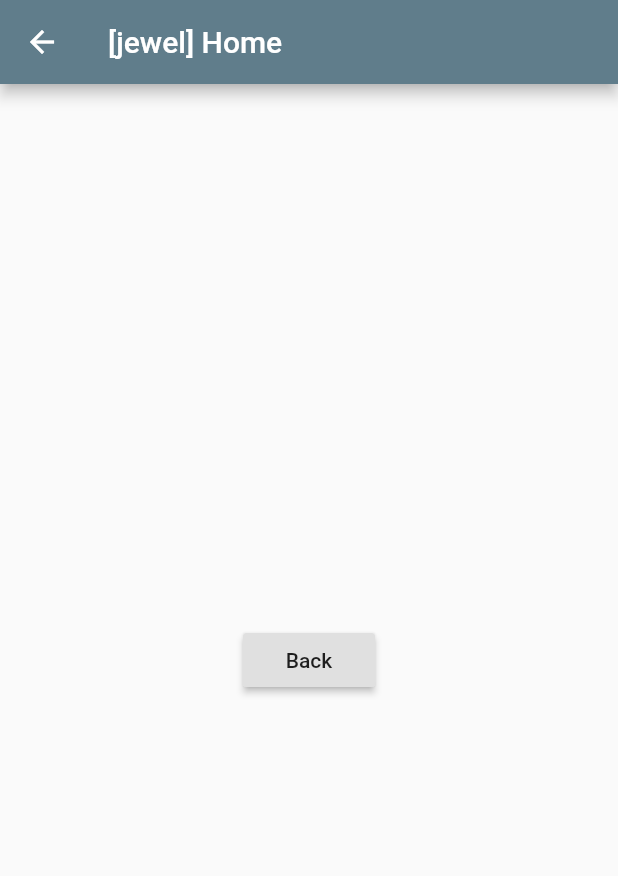
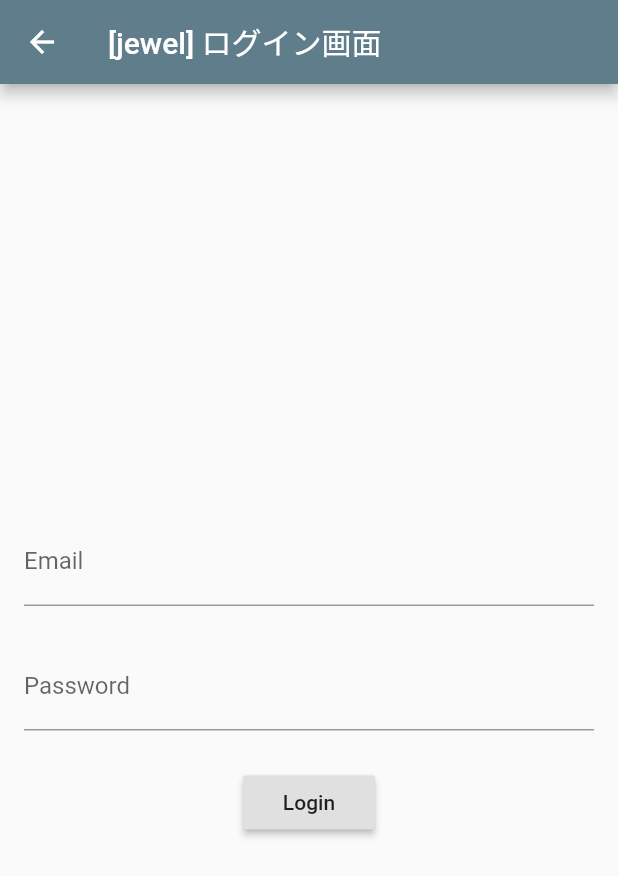
Before and after one commit to tsubumo/jewel, a Flutter app: the screen it shows after launch, after a tap on "Start", on a phone screen of 412 x 824 dp. Shown: the top 876 px of the screen. Run offline on Flutter 3.47's test engine with Material 2 defaults, Android fonts, the light colour scheme and no system bars; our stand-ins replace firebase_auth, firebase_core; accounts and stored records are empty; network calls fail.

Commit message:
新規登録

```diff
--- a/lib/main.dart
+++ b/lib/main.dart
@@ -1,20 +1,19 @@
 // --------------------------------------------
 // jewel メイン
 // --------------------------------------------
+import 'package:firebase_core/firebase_core.dart';
 import 'package:flutter/material.dart';
 import './scene/scene_manager.dart';
 
 // エントリーポイント
-void main()
-{
+void main() {
   runApp(Main());
 }
 
-class Main extends StatelessWidget
-{
+class Main extends StatelessWidget {
   @override
-  Widget build(BuildContext context)
-  {
+  Widget build(BuildContext context) {
+    Firebase.initializeApp();
     return MaterialApp(
       title: 'jewel',
       theme: ThemeData(
@@ -23,6 +22,6 @@ class Main extends StatelessWidget
       ),
       initialRoute: getInitialRoute(),
       routes: getRoutes(),
-      );
+    );
   }
 }
--- /dev/null
+++ b/lib/scene/login.dart
@@ -0,0 +1,70 @@
+// --------------------------------------------
+// ログイン画面
+// --------------------------------------------
+import 'package:flutter/material.dart';
+import 'scene_manager.dart';
+import 'package:firebase_auth/firebase_auth.dart';
+
+class LoginScene extends StatelessWidget {
+  final emailInputController = new TextEditingController();
+  final passwordInputController = new TextEditingController();
+
+  @override
+  Widget build(BuildContext context) {
+    return Scaffold(
+      appBar: AppBar(
+        title: Text(getDbgTitle("ログイン画面")),
+      ),
+      body: Center(
+        child: new Form(
+          child: new SingleChildScrollView(
+            padding: const EdgeInsets.symmetric(horizontal: 16.0),
+            child: new Column(
+              crossAxisAlignment: CrossAxisAlignment.stretch,
+              children: <Widget>[
+                const SizedBox(height: 24.0),
+                new TextFormField(
+                  controller: emailInputController,
+                  decoration: const InputDecoration(
+                    border: const UnderlineInputBorder(),
+                    labelText: 'Email',
+                  ),
+                ),
+                const SizedBox(height: 24.0),
+                new TextFormField(
+                  controller: passwordInputController,
+                  decoration: new InputDecoration(
+                    border: const UnderlineInputBorder(),
+                    labelText: 'Password',
+                  ),
+                  obscureText: true,
+                ),
+                const SizedBox(height: 24.0),
+                new Center(
+                  child: new RaisedButton(
+                    child: const Text('Login'),
+                    onPressed: () async {
+                      try {
+                        // メール/パスワードでユーザー登録
+                        final FirebaseAuth auth = FirebaseAuth.instance;
+                        await auth.createUserWithEmailAndPassword(
+                          email: emailInputController.text,
+                          password: passwordInputController.text,
+                        );
+                        // ホーム画面へ遷移
+                        await Navigator.of(context).pushNamed(key_home);
+                      } catch (e) {
+                        // 失敗した場合
+                        print("登録に失敗しました：${e.message}");
+                      }
+                    },
+                  ),
+                ),
+              ],
+            ),
+          ),
+        ),
+      ),
+    );
+  }
+}
--- a/lib/scene/scene_manager.dart
+++ b/lib/scene/scene_manager.dart
@@ -3,29 +3,29 @@
 // --------------------------------------------
 import 'package:flutter/cupertino.dart';
 import 'title.dart';
+import 'login.dart';
 import 'home.dart';
 
 final String key_title = "title";
+final String key_login = "login";
 final String key_home = "home";
 
 // 開始ルート取得
-String getInitialRoute()
-{
+String getInitialRoute() {
   return key_title;
 }
 
 // シーン遷移MAP取得
-Map<String, Widget Function(BuildContext)> getRoutes()
-{
+Map<String, Widget Function(BuildContext)> getRoutes() {
   var map = {
     key_title: (context) => TitleScene(),
+    key_login: (context) => LoginScene(),
     key_home: (context) => HomeScene(),
   };
   return map;
 }
 
 // デバッグ用：タイトル文言取得
-String getDbgTitle(String title)
-{
+String getDbgTitle(String title) {
   return "[jewel] " + title;
 }
--- a/lib/scene/title.dart
+++ b/lib/scene/title.dart
@@ -4,8 +4,7 @@
 import 'package:flutter/material.dart';
 import './scene_manager.dart';
 
-class TitleScene extends StatelessWidget
-{
+class TitleScene extends StatelessWidget {
   @override
   Widget build(BuildContext context) {
     return Scaffold(
@@ -15,9 +14,9 @@ class TitleScene extends StatelessWidget
       body: Center(
         child: RaisedButton(
           child: Text('Start'),
-          onPressed: ()
-          {
-            Navigator.of(context).pushNamed(key_home);
+          onPressed: () {
+            // 遷移先の指定 ログイン画面へ遷移
+            Navigator.of(context).pushNamed(key_login);
           },
         ),
       ),
--- a/pubspec.yaml
+++ b/pubspec.yaml
@@ -23,9 +23,9 @@ environment:
 dependencies:
   flutter:
     sdk: flutter
-  # ログイン機能実装のため一旦コメントアウト
-  # cloud_firestore: ^0.13.0+1
+  firebase_core: ^0.7.0
   firebase_auth: ^0.20.0+1
+  cloud_firestore: ^0.16.0
   charts_flutter: ^0.9.0
 
   # The following adds the Cupertino Icons font to your application.
```
Also changed, not shown: pubspec.lock, 6 other files.
